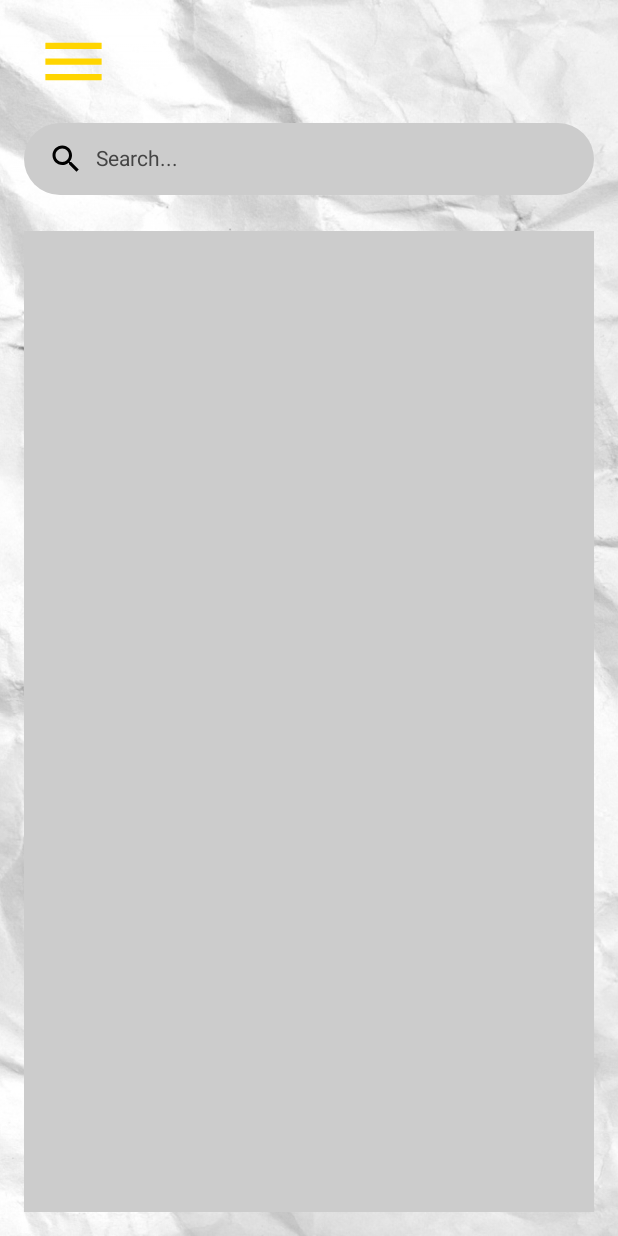
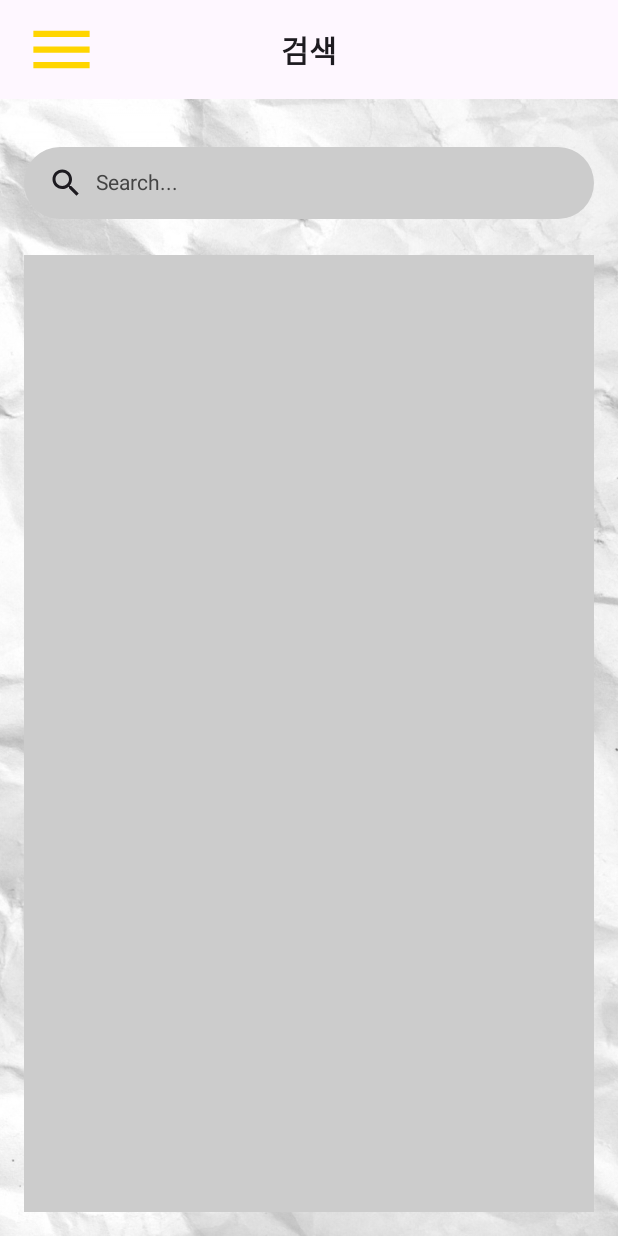
Before and after one commit to gkdms0910/Project_T2, an Android app built with Jetpack Compose: the @Preview function PreviewSearchScreen, on a phone screen of 412 x 824 dp. Run offline under Robolectric (Android 15) with nearby library versions, the phone set to English and light mode, and no system bars.

Commit message:
initial-design

```diff
--- /dev/null
+++ b/app/src/main/java/com/example/project_t2/models/GenericTopAppBar.kt
@@ -0,0 +1,96 @@
+package com.example.project_t2.models
+
+import androidx.compose.foundation.Image
+import androidx.compose.foundation.clickable
+import androidx.compose.foundation.layout.Arrangement
+import androidx.compose.foundation.layout.Box
+import androidx.compose.foundation.layout.Row
+import androidx.compose.foundation.layout.Spacer
+import androidx.compose.foundation.layout.fillMaxWidth
+import androidx.compose.foundation.layout.padding
+import androidx.compose.foundation.layout.size
+import androidx.compose.material3.DropdownMenu
+import androidx.compose.material3.DropdownMenuItem
+import androidx.compose.material3.Text
+import androidx.compose.runtime.Composable
+import androidx.compose.runtime.getValue
+import androidx.compose.runtime.mutableStateOf
+import androidx.compose.runtime.remember
+import androidx.compose.runtime.setValue
+import androidx.compose.ui.Alignment
+import androidx.compose.ui.Modifier
+import androidx.compose.ui.res.painterResource
+import androidx.compose.ui.text.font.FontWeight
+import androidx.compose.ui.unit.dp
+import androidx.compose.ui.unit.sp
+import com.example.project_t2.R
+
+@Composable
+fun GenericTopAppBar(title: String, onNavigate: (String) -> Unit) {
+    var menuExpanded by remember { mutableStateOf(false) }
+
+    Row(
+        modifier = Modifier
+            .fillMaxWidth()
+            .padding(vertical = 8.dp, horizontal = 16.dp),
+        horizontalArrangement = Arrangement.SpaceBetween,
+        verticalAlignment = Alignment.CenterVertically
+    ) {
+        // Left part: Menu
+        Box {
+            Image(
+                painter = painterResource(id = R.drawable.outline_menu_24),
+                contentDescription = "Menu",
+                modifier = Modifier
+                    .size(50.dp)
+                    .clickable { menuExpanded = true }
+            )
+            DropdownMenu(
+                expanded = menuExpanded,
+                onDismissRequest = { menuExpanded = false }
+            ) {
+                DropdownMenuItem(
+                    text = { Text("일기 작성") },
+                    onClick = {
+                        menuExpanded = false
+                        onNavigate("diary")
+                    }
+                )
+                DropdownMenuItem(
+                    text = { Text("캘린더") },
+                    onClick = {
+                        menuExpanded = false
+                        onNavigate("calendar")
+                    }
+                )
+                DropdownMenuItem(
+                    text = { Text("검색") },
+                    onClick = {
+                        menuExpanded = false
+                        onNavigate("search")
+                    }
+                )
+                DropdownMenuItem(
+                    text = { Text("통계") },
+                    onClick = {
+                        menuExpanded = false
+                        onNavigate("stats")
+                    }
+                )
+                DropdownMenuItem(
+                    text = { Text("설정") },
+                    onClick = {
+                        menuExpanded = false
+                        onNavigate("settings")
+                    }
+                )
+            }
+        }
+
+        // Center part: Title
+        Text(text = title, fontSize = 20.sp, fontWeight = FontWeight.Bold)
+
+        // Right part: Spacer to balance the layout
+        Spacer(modifier = Modifier.size(50.dp))
+    }
+}
--- a/app/src/main/java/com/example/project_t2/screens/SearchScreen.kt
+++ b/app/src/main/java/com/example/project_t2/screens/SearchScreen.kt
@@ -8,6 +8,7 @@ import androidx.compose.foundation.shape.RoundedCornerShape
 import androidx.compose.material.icons.Icons
 import androidx.compose.material.icons.filled.Search
 import androidx.compose.material3.Icon
+import androidx.compose.material3.Scaffold
 import androidx.compose.material3.Text
 import androidx.compose.runtime.Composable
 import androidx.compose.ui.Alignment
@@ -17,12 +18,24 @@ import androidx.compose.ui.layout.ContentScale
 import androidx.compose.ui.res.painterResource
 import androidx.compose.ui.tooling.preview.Preview
 import androidx.compose.ui.unit.dp
+import androidx.navigation.NavController
+import androidx.navigation.compose.rememberNavController
 import com.example.project_t2.R
+import com.example.project_t2.models.GenericTopAppBar
 
 
 @Composable
-fun SearchScreen() {
-    Box(modifier = Modifier) {
+fun SearchScreen(navController: NavController) {
+    Scaffold(
+        topBar = {
+            GenericTopAppBar(title = "검색", onNavigate = { route -> navController.navigate(route) })
+        }
+    ) { innerPadding ->
+        Box(
+            modifier = Modifier
+                .padding(innerPadding)
+                .fillMaxSize()
+        ) {
             // 배경 이미지
             Image(
                 painter = painterResource(id = R.drawable.paper_texture),
@@ -33,23 +46,8 @@ fun SearchScreen() {
             Column(
                 modifier = Modifier
                     .fillMaxSize()
-                //.background(Color.White)
                     .padding(16.dp)
             ) {
-            // Top App Bar - Hamburger Menu Placeholder
-            Box(
-                modifier = Modifier
-            ) {
-                Image(
-                    painter = painterResource(id = com.example.project_t2.R.drawable.outline_menu_24),
-                    contentDescription = null,
-                    modifier = Modifier
-                        .align(Alignment.CenterStart)
-                        .padding(start = 8.dp)
-                        .size(50.dp)
-                )
-            }
-
                 Spacer(modifier = Modifier.height(16.dp))
 
                 // Search Bar
@@ -78,9 +76,10 @@ fun SearchScreen() {
             }
         }
     }
+}
 
 @Preview
 @Composable
 private fun PreviewSearchScreen() {
-    SearchScreen()
+    SearchScreen(navController = rememberNavController())
 }
```
Also changed, not shown: app/src/main/java/com/example/project_t2/models/DiaryCalendarScreen.kt (+18 -5 lines), app/src/main/java/com/example/project_t2/navigation/NavGraph.kt (+11 -1 lines), app/src/main/java/com/example/project_t2/screens/DiaryScreen.kt (+42 -3 lines), app/src/main/java/com/example/project_t2/screens/SettingScreen.kt (+29 -0 lines), app/src/main/java/com/example/project_t2/screens/StatScreen.kt (+29 -0 lines), 2 other files. Lines whose indentation alone changed are shown as unchanged.
